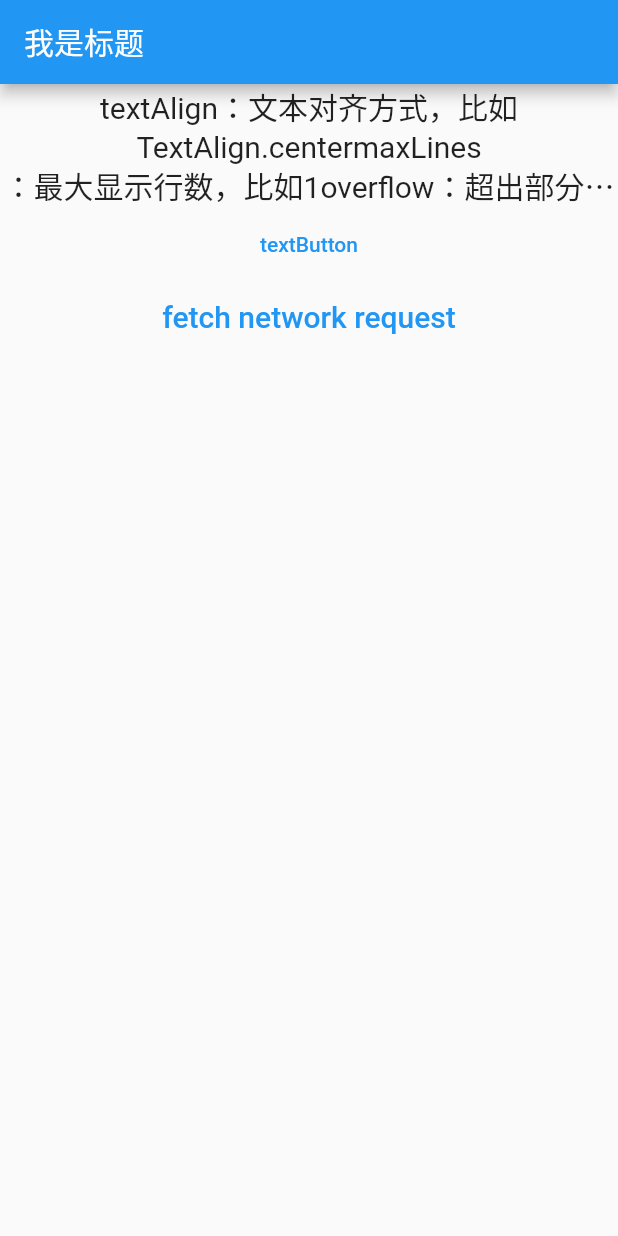
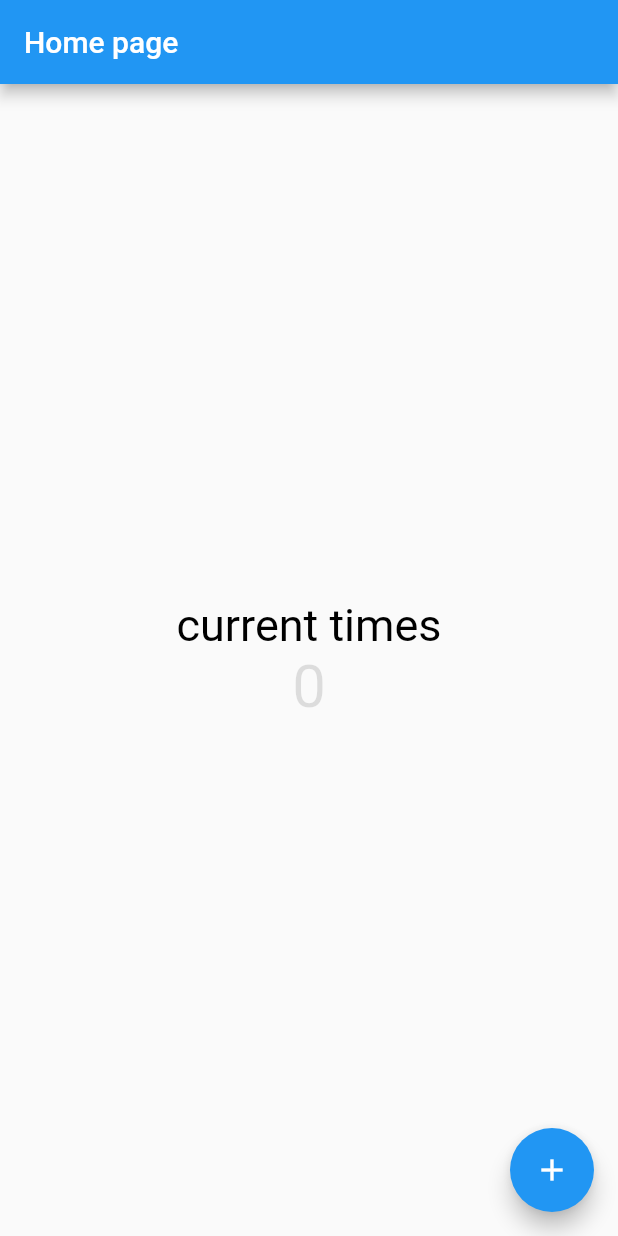
Before and after one commit to Bruiser-pink/learnFlutter, a Flutter app: the screen it shows after launch, on a phone screen of 412 x 824 dp. Run offline on Flutter 3.47's test engine with Material 2 defaults, Android fonts, the phone set to English and light mode, and no system bars.

Commit message:
feat: mySelf counter demo

```diff
--- a/lib/main.dart
+++ b/lib/main.dart
@@ -1,47 +1,55 @@
+import 'dart:ui';
+
 import 'package:flutter/cupertino.dart';
 import 'package:flutter/material.dart';
-import 'package:dio/dio.dart';
 
-main(List<String> args) {
-  runApp(MyAPP());
+void main() => runApp(MyApp());
+
+class MyApp extends StatelessWidget {
+  @override
+  Widget build(BuildContext context) {
+    return new MaterialApp(
+      title: "Flutter App",
+      theme: ThemeData(
+        primaryColor: Colors.blue
+      ),
+      home: MyHomePage()
+    );
+  }
 }
 
-class MyAPP extends StatelessWidget {
-  static getInfo() async {
-    try {
-      var result = await new Dio().get('https://easytrave.xyz');
-      result = null;
-      if(result == null) {
-        throw 'get info Error';
-      }
-      print(result);
-    } catch(e) {
-      print(e);
-    }
+class MyHomePage extends StatefulWidget {
+  @override
+  State<StatefulWidget> createState() {
+    return MyStateHomePage();
   }
+}
+
+class MyStateHomePage extends State<MyHomePage> {
+  int counter = 0;
   @override
   Widget build(BuildContext context) {
-    return MaterialApp(
-      title: 'Hello world',
-      home: Scaffold(
-        appBar: AppBar(
-          title: Text('我是标题'),
+    return Scaffold(
+      appBar: AppBar(
+        title: Text('Home page', style: TextStyle(fontSize: 20),),
+      ),
+      body: Center(
+        child: Column(
+          mainAxisAlignment: MainAxisAlignment.center,
+          children: [
+            Text('current times', style: TextStyle(fontSize: 30, color: Colors.black),),
+            Text("$counter", style: TextStyle(fontSize: 40, color: Colors.black12), textAlign: TextAlign.center,)
+          ],
         ),
-        body: Column(
-          children: [
-            Text(
-              'textAlign：文本对齐方式，比如TextAlign.centermaxLines\n：最大显示行数，比如1overflow：超出部分显示方式，比如TextOverflow.ellipsistextScaleFactor：\n控制文本缩放，比如1.24',
-              style: TextStyle(
-                fontSize: 20,
-              ),
-              textAlign: TextAlign.center,
-              maxLines: 3,
-              overflow: TextOverflow.ellipsis,
-            ),
-            TextButton(onPressed: () => print('FlatButton'), child: Text('textButton')),
-            TextButton(onPressed: () => getInfo(), child: Text('fetch network request', style: TextStyle(fontSize: 20),))
-          ],
-        )
+      ),
+      floatingActionButton: FloatingActionButton(
+        onPressed: ()  {
+          setState(() {
+            counter++;
+          });
+        },
+        tooltip: "add counter",
+        child: Icon(Icons.add),
       ),
     );
   }
--- a/pubspec.yaml
+++ b/pubspec.yaml
@@ -44,9 +44,9 @@ flutter:
   uses-material-design: true
 
   # To add assets to your application, add an assets section, like this:
-  # assets:
-  #   - images/a_dot_burr.jpeg
-  #   - images/a_dot_ham.jpeg
+  assets:
+     - assets/images/1.jpg
+     - assets/images/2.jpg
 
   # An image asset can refer to one or more resolution-specific "variants", see
   # https://flutter.dev/assets-and-images/#resolution-aware.
```
Also changed, not shown: assets/images/1.jpg (added), assets/images/2.jpg (added).
